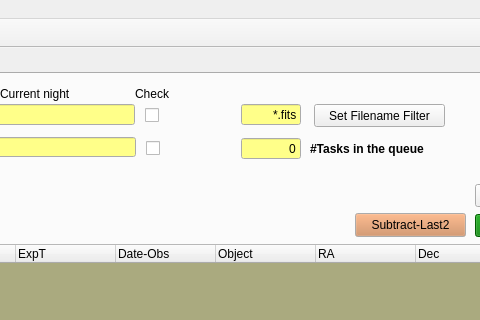
This is QL4/panicQL.ui in ppmim/PAPI as Qt 5 draws it before an edit; both pictures show x 307 to 787 and y 0 to 320 of the 961 by 729 pixel window. The edited form follows.
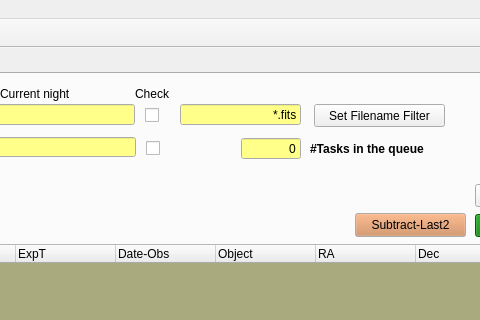
This is the edited form. Icons and pictures are not drawn.

Commit message: Some bugfix in GUI resource file. Added new contents to docs.

Patch:
```diff
--- a/QL4/panicQL.ui
+++ b/QL4/panicQL.ui
@@ -1093,9 +1093,9 @@
      <widget class="QLineEdit" name="lineEdit_filename_filter">
       <property name="geometry">
        <rect>
-        <x>536</x>
+        <x>475</x>
         <y>30</y>
-        <width>60</width>
+        <width>121</width>
         <height>21</height>
        </rect>
       </property>
```
Left out of the diff: 6 changed lines with no effect on the pictures. The commit also changes 6 other files.
